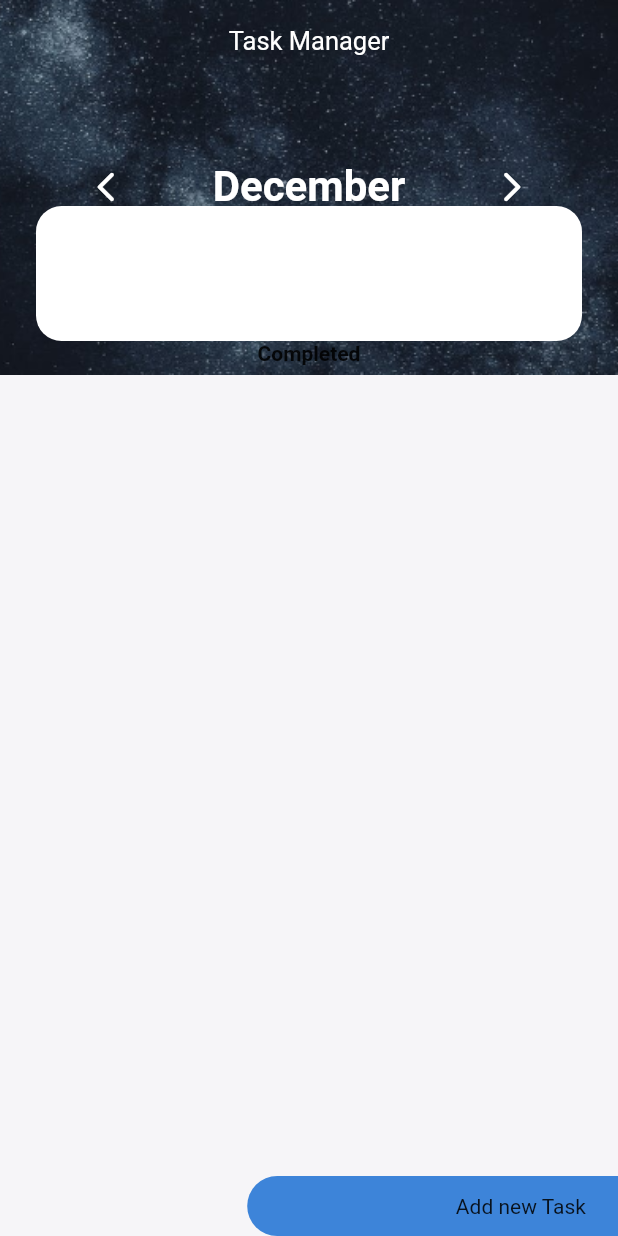
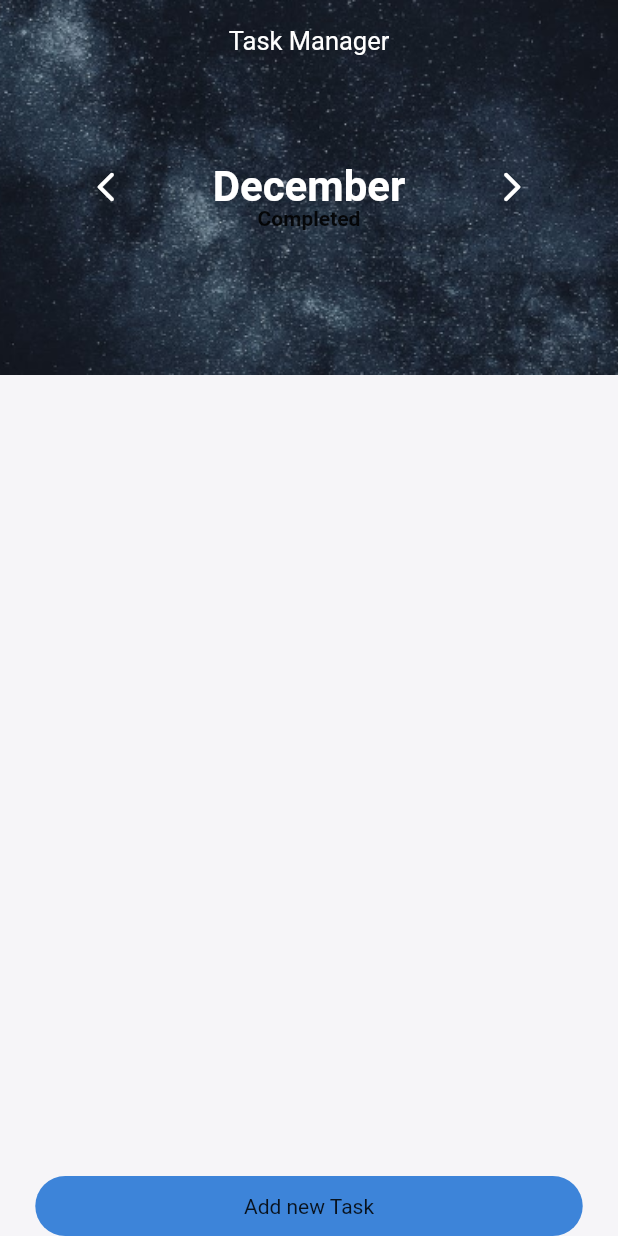
Before and after one commit to Mikhelmariya/todo, a Flutter app: the screen it shows after launch, on a phone screen of 412 x 824 dp. Run offline on Flutter 3.47's test engine with Material 2 defaults, Android fonts, the phone set to English and light mode, and no system bars; our stand-ins replace hive, hive_flutter, shared_preferences, table_calendar; missing offline and left inert: dart:html; accounts and stored records are empty.

Commit message:
button alignment

```diff
--- a/lib/main.dart
+++ b/lib/main.dart
@@ -33,6 +33,7 @@ var mybox;
 
 class _HomepageState extends State<Homepage> {
   late final Box box;
+
   @override
   void dispose() {
     Hive.close();
@@ -41,10 +42,6 @@ class _HomepageState extends State<Homepage> {
 
   Iterable<Tasktext> completedtasklist = [];
   Iterable<Tasktext> tasklist = [];
-
-  TodoDatabase db = TodoDatabase();
-
-  var nameValue = "No value saved";
   void updatelist() {
     setState(() {
       completedtasklist = tasks.where((element) => element.isdone);
@@ -52,29 +49,11 @@ class _HomepageState extends State<Homepage> {
     });
   }
 
-  //final _mybox = Hive.box('mybox');
   @override
   void initState() {
     super.initState();
-
-    //tasks = [];
     box = Hive.box('mybox');
-    //var tasks = mybox.get("TODOLIST");
-    //print("init" + tasks.toString());
-    //setState(() {});
-
-    // if (mybox.get("TODOLIST") == null) {
-    //   db.initial();
-    // } else {
-    //   db.loadData();
-    // }
     updatelist();
-
-    //setState(() {});
-
-    //updatelist();
-    //
-    // TODO: implement initState constrtr
   }
 
   @override
@@ -153,7 +132,7 @@ class _HomepageState extends State<Homepage> {
                     child: Column(
                       children: [
                         Container(
-                          height: 90 * tasklist.length.toDouble(),
+                          height: 90 * box.length.toDouble(),
                           width: 364,
                           decoration: BoxDecoration(
                               color: Colors.white,
@@ -169,7 +148,7 @@ class _HomepageState extends State<Homepage> {
                               itemCount: box.length,
                               itemBuilder: ((context, index) {
                                 var currentBox = box;
-                                var TODOdATA = currentBox.getAt(index)!;
+                                // var TODOdATA = currentBox.getAt(index)!;
                                 return TaskList(
                                   task: currentBox.getAt(index),
                                   update: () {
@@ -187,7 +166,7 @@ class _HomepageState extends State<Homepage> {
                           ),
                         ),
                         Container(
-                          height: 90 * completedtasklist.length.toDouble(),
+                          height: 90 * box.length.toDouble(),
                           width: 364,
                           decoration: BoxDecoration(
                               color: Colors.white,
@@ -203,7 +182,7 @@ class _HomepageState extends State<Homepage> {
                               itemCount: box.length,
                               itemBuilder: ((context, index) {
                                 var currentBox = box;
-                                var TODOdATA = currentBox.getAt(index)!;
+                                // var TODOdATA = currentBox.getAt(index)!;
                                 return TaskList(
                                   task: currentBox.getAt(index),
                                   update: () {
@@ -221,10 +200,7 @@ class _HomepageState extends State<Homepage> {
               ),
             ),
           ),
-          Positioned(
-            bottom: 0,
-            left: MediaQuery.of(context).size.width / 2.5,
-            child: GestureDetector(
+          GestureDetector(
             onTap: (() {
               Navigator.push(
                 context,
@@ -233,6 +209,8 @@ class _HomepageState extends State<Homepage> {
                 setState(() {});
               });
             }),
+            child: Align(
+              alignment: Alignment.bottomCenter,
               child: Container(
                   alignment: Alignment.bottomCenter,
                   height: 40,
```
Lines whose indentation alone changed are shown as unchanged.
